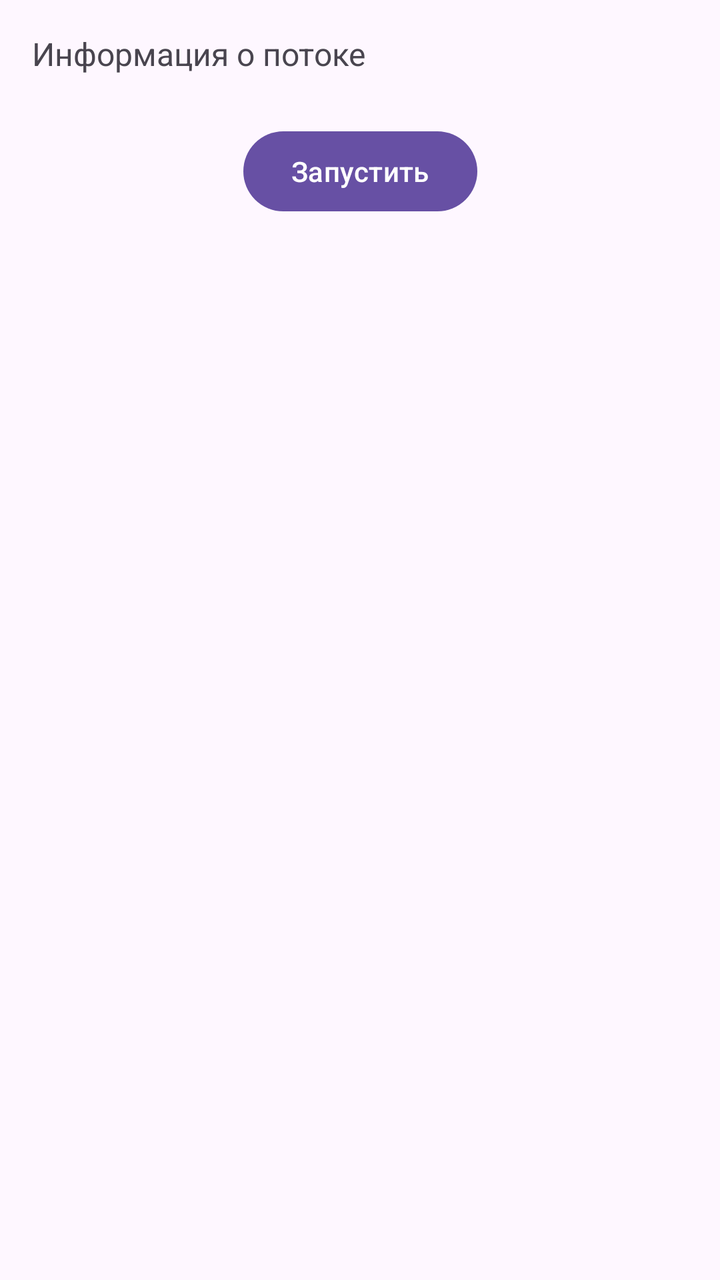
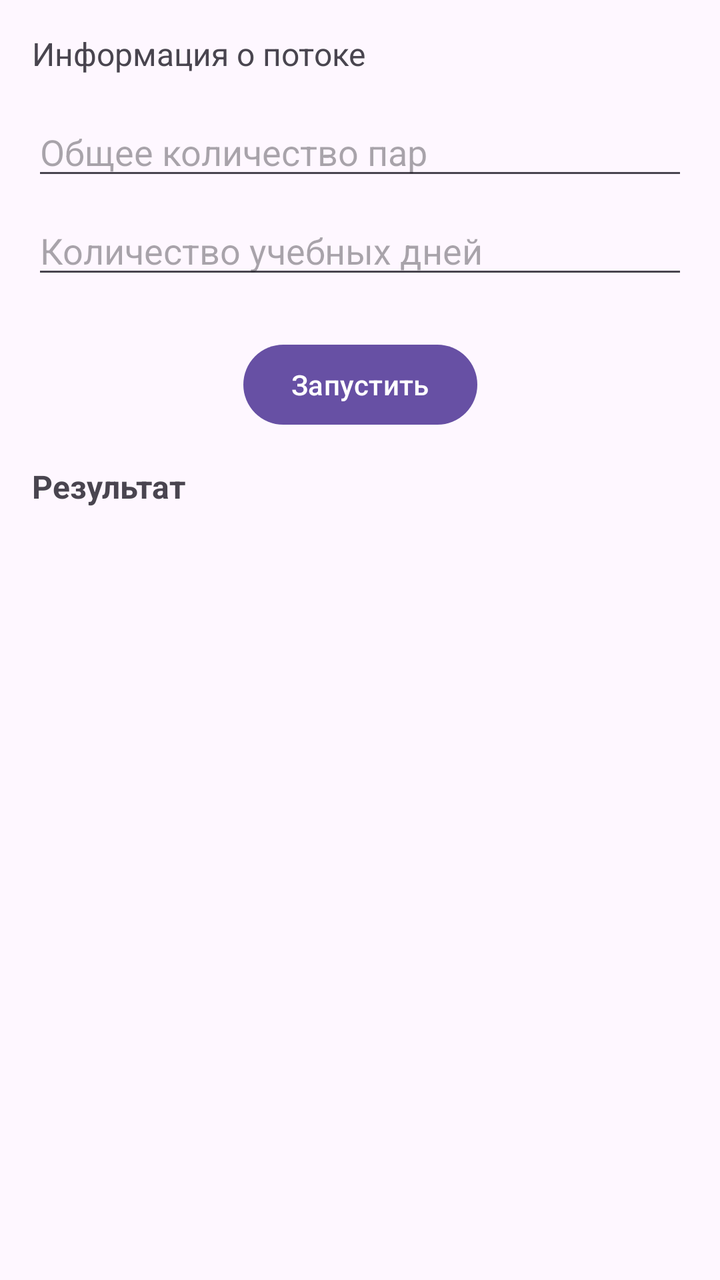

Screens rendered from an Android XML layout before and after an edit, with the pre-edit source and the edit as a unified diff.
<!-- AndroidManifest.xml: application theme Theme.Lesson4 -->
<!-- res/layout/activity_main.xml -->
<?xml version="1.0" encoding="utf-8"?>
<androidx.constraintlayout.widget.ConstraintLayout
    xmlns:android="http://schemas.android.com/apk/res/android"
    xmlns:app="http://schemas.android.com/apk/res-auto"
    android:id="@+id/main"
    android:layout_width="match_parent"
    android:layout_height="match_parent">

    <TextView
        android:id="@+id/textViewInfo"
        android:layout_width="0dp"
        android:layout_height="wrap_content"
        android:text="Информация о потоке"
        android:textSize="16sp"
        app:layout_constraintTop_toTopOf="parent"
        app:layout_constraintStart_toStartOf="parent"
        app:layout_constraintEnd_toEndOf="parent"
        android:layout_margin="16dp"/>

    <Button
        android:id="@+id/buttonStart"
        android:layout_width="wrap_content"
        android:layout_height="wrap_content"
        android:text="Запустить"
        app:layout_constraintTop_toBottomOf="@id/textViewInfo"
        app:layout_constraintStart_toStartOf="parent"
        app:layout_constraintEnd_toEndOf="parent"
        android:layout_marginTop="24dp"/>

</androidx.constraintlayout.widget.ConstraintLayout>
<!-- resources referenced by this layout -->
<resources>
  <style name="Theme.Lesson4" parent="Base.Theme.Lesson4" />
  <style name="Base.Theme.Lesson4" parent="Theme.Material3.DayNight.NoActionBar">
          
          
      </style>
</resources>

<!-- the commit's change to res/layout/activity_main.xml (unified diff, before → after) -->
@@ -17,14 +17,49 @@
         app:layout_constraintEnd_toEndOf="parent"
         android:layout_margin="16dp"/>
 
+    <EditText
+        android:id="@+id/editTextPairs"
+        android:layout_width="0dp"
+        android:layout_height="wrap_content"
+        android:hint="Общее количество пар"
+        android:inputType="number"
+        app:layout_constraintTop_toBottomOf="@id/textViewInfo"
+        app:layout_constraintStart_toStartOf="parent"
+        app:layout_constraintEnd_toEndOf="parent"
+        android:layout_margin="16dp"/>
+
+    <EditText
+        android:id="@+id/editTextDays"
+        android:layout_width="0dp"
+        android:layout_height="wrap_content"
+        android:hint="Количество учебных дней"
+        android:inputType="number"
+        app:layout_constraintTop_toBottomOf="@id/editTextPairs"
+        app:layout_constraintStart_toStartOf="parent"
+        app:layout_constraintEnd_toEndOf="parent"
+        android:layout_marginHorizontal="16dp"
+        android:layout_marginTop="8dp"/>
+
     <Button
         android:id="@+id/buttonStart"
         android:layout_width="wrap_content"
         android:layout_height="wrap_content"
         android:text="Запустить"
-        app:layout_constraintTop_toBottomOf="@id/textViewInfo"
+        app:layout_constraintTop_toBottomOf="@id/editTextDays"
         app:layout_constraintStart_toStartOf="parent"
         app:layout_constraintEnd_toEndOf="parent"
         android:layout_marginTop="24dp"/>
 
+    <TextView
+        android:id="@+id/textViewResult"
+        android:layout_width="0dp"
+        android:layout_height="wrap_content"
+        android:text="Результат"
+        android:textSize="16sp"
+        android:textStyle="bold"
+        app:layout_constraintTop_toBottomOf="@id/buttonStart"
+        app:layout_constraintStart_toStartOf="parent"
+        app:layout_constraintEnd_toEndOf="parent"
+        android:layout_margin="16dp"/>
+
 </androidx.constraintlayout.widget.ConstraintLayout>
